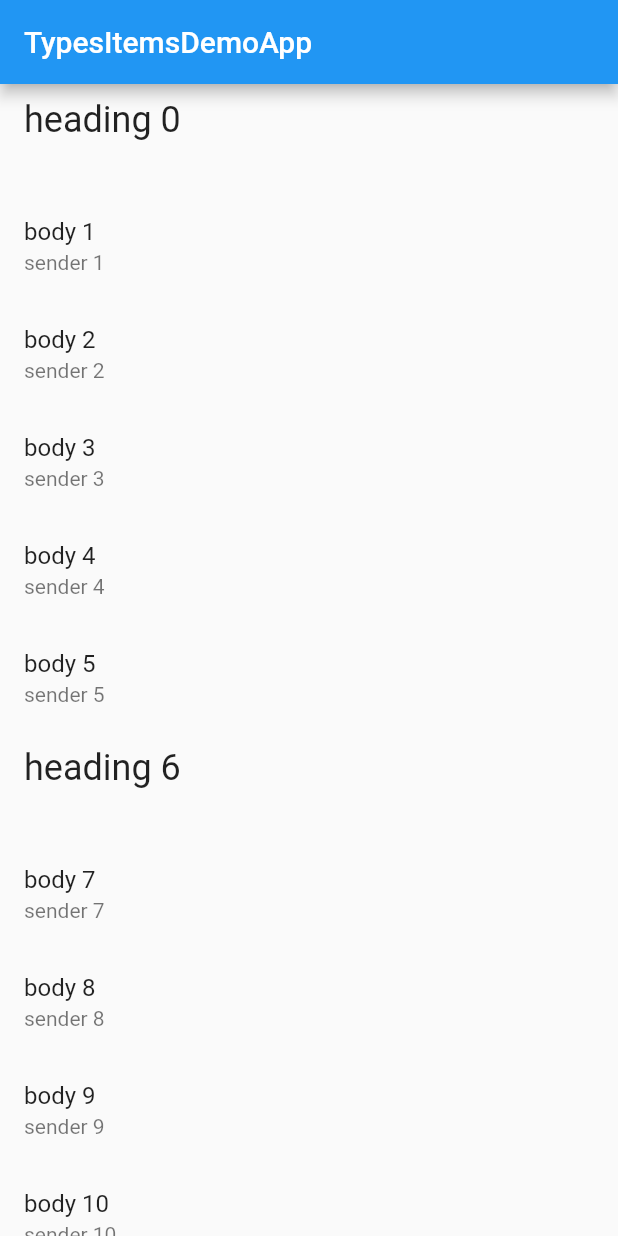
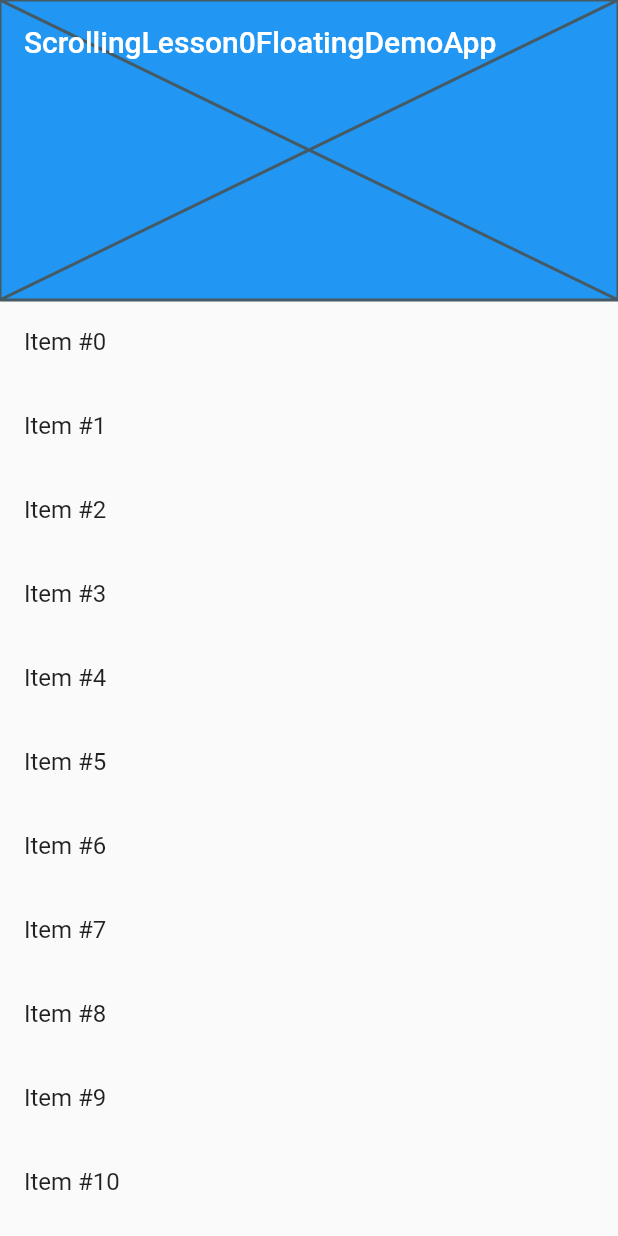
Before and after one commit to zhoucs624/flutter_demo, a Flutter app: the screen it shows after launch, on a phone screen of 412 x 824 dp. Run offline on Flutter 3.47's test engine with Material 2 defaults, Android fonts, the phone set to English and light mode, and no system bars.

Commit message:
feat: add long list and spaced list and scrolling demo :tada:

```diff
--- /dev/null
+++ b/lib/lesson16_long_list_demo.dart
@@ -0,0 +1,26 @@
+import 'package:flutter/material.dart';
+
+class Lesson16LongListDemoApp extends StatelessWidget {
+  Lesson16LongListDemoApp({super.key});
+
+  final items = List.generate(1000, (index) => 'item $index');
+
+  @override
+  Widget build(BuildContext context) {
+    const title = 'Lesson16LongListDemoApp';
+
+    return MaterialApp(
+      title: title,
+      home: Scaffold(
+        appBar: AppBar(title: const Text(title)),
+        body: ListView.builder(
+          itemBuilder: (context, index) {
+            return ListTile(title: Text(items[index]));
+          },
+          itemCount: items.length,
+          prototypeItem: ListTile(title: Text(items.first)),
+        ),
+      ),
+    );
+  }
+}
--- a/lib/main.dart
+++ b/lib/main.dart
@@ -1,7 +1,7 @@
 /*
  * @Author: 周长升
  * @Date: 2023-03-04 00:00:29
- * @LastEditTime: 2023-11-20 21:35:55
+ * @LastEditTime: 2023-11-25 21:26:51
  * @LastEditors: 周长升
  * @Description:
  */
@@ -20,8 +20,13 @@ import 'package:flutter/material.dart';
 // import './lesson11_tutorial_app_base.dart';
 // import './lesson12_list_demo.dart';
 // import './lesson13_grid_view_demo.dart';
-import './lesson14_types_items_demo.dart';
+// import './lesson14_types_items_demo.dart';
+// import './lesson15_list_spaced_items_demo.dart';
+// import './lesson16_long_list_demo.dart';
+
+import 'scrolling/lesson0_floating_demo.dart';
 
 void main() {
-  runApp(Lesson14TypesItemsDemoApp());
+  runApp(const ScrollingLesson0FloatingDemoApp());
+  // runApp(Lesson16LongListDemoApp());
 }
--- /dev/null
+++ b/lib/scrolling/lesson0_floating_demo.dart
@@ -0,0 +1,36 @@
+/*
+ * @Author: 周长升
+ * @Date: 2023-11-25 21:07:08
+ * @LastEditTime: 2023-11-25 21:26:06
+ * @LastEditors: 周长升
+ * @Description:
+ */
+import 'package:flutter/material.dart';
+
+class ScrollingLesson0FloatingDemoApp extends StatelessWidget {
+  const ScrollingLesson0FloatingDemoApp({super.key});
+
+  @override
+  Widget build(BuildContext context) {
+    const title = 'ScrollingLesson0FloatingDemoApp';
+    return MaterialApp(
+      title: title,
+      home: Scaffold(
+        body: CustomScrollView(
+          slivers: [
+            const SliverAppBar(
+              title: Text(title),
+              floating: true,
+              flexibleSpace: Placeholder(),
+              expandedHeight: 200,
+            ),
+            SliverList(delegate: SliverChildBuilderDelegate(
+              (context, index) => ListTile(title: Text('Item #$index')),
+              childCount: 1000
+            ))
+          ],
+        ),
+      ),
+    );
+  }
+}
```
Also changed, not shown: lib/lesson15_list_spaced_items_demo.dart (added, +113 -0 lines).
